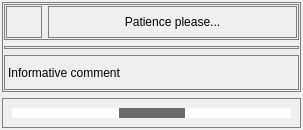
Before: the Qt Designer form gui/load_screen.ui in oluatomi/TimetableGUI_project, drawn with Qt 5.
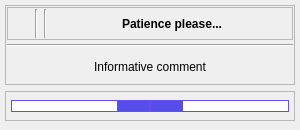
After: the same form once the commit is applied. Icons and pictures are not drawn.

```diff
--- a/gui/load_screen.ui
+++ b/gui/load_screen.ui
@@ -6,30 +6,43 @@
    <rect>
     <x>0</x>
     <y>0</y>
-    <width>303</width>
+    <width>300</width>
     <height>130</height>
    </rect>
   </property>
+  <property name="minimumSize">
+   <size>
+    <width>300</width>
+    <height>130</height>
+   </size>
+  </property>
+  <property name="maximumSize">
+   <size>
+    <width>300</width>
+    <height>130</height>
+   </size>
+  </property>
   <property name="windowTitle">
    <string>Form</string>
   </property>
   <property name="styleSheet">
-   <string notr="true">QFrame{
-	border:0.7px solid #808080;
+   <string notr="true">QWidget[objectName=&quot;Form&quot;]{
+	border:1px solid #000000;
+	background:white;
 }</string>
   </property>
   <layout class="QVBoxLayout" name="verticalLayout">
    <property name="leftMargin">
-    <number>2</number>
+    <number>5</number>
    </property>
    <property name="topMargin">
-    <number>2</number>
+    <number>5</number>
    </property>
    <property name="rightMargin">
-    <number>2</number>
+    <number>5</number>
    </property>
    <property name="bottomMargin">
-    <number>2</number>
+    <number>9</number>
    </property>
    <item>
     <widget class="QFrame" name="frame">
@@ -40,6 +53,9 @@
       <enum>QFrame::Raised</enum>
      </property>
      <layout class="QVBoxLayout" name="verticalLayout_2">
+      <property name="spacing">
+       <number>4</number>
+      </property>
       <property name="leftMargin">
        <number>1</number>
       </property>
@@ -77,8 +93,8 @@
           <widget class="QLabel" name="label">
            <property name="maximumSize">
             <size>
-             <width>36</width>
-             <height>36</height>
+             <width>20</width>
+             <height>20</height>
             </size>
            </property>
            <property name="text">
@@ -93,7 +109,24 @@
           </widget>
          </item>
          <item>
-          <widget class="QLabel" name="label_3">
+          <widget class="Line" name="line_2">
+           <property name="orientation">
+            <enum>Qt::Vertical</enum>
+           </property>
+          </widget>
+         </item>
+         <item>
+          <widget class="Line" name="line_3">
+           <property name="orientation">
+            <enum>Qt::Vertical</enum>
+           </property>
+          </widget>
+         </item>
+         <item>
+          <widget class="QLabel" name="title_of_loading_label">
+           <property name="styleSheet">
+            <string notr="true">font-weight:bold;</string>
+           </property>
            <property name="text">
             <string>Patience please...</string>
            </property>
@@ -120,6 +153,12 @@
         <property name="text">
          <string>Informative comment</string>
         </property>
+        <property name="alignment">
+         <set>Qt::AlignCenter</set>
+        </property>
+        <property name="wordWrap">
+         <bool>true</bool>
+        </property>
        </widget>
       </item>
      </layout>
@@ -136,12 +175,34 @@
      <property name="styleSheet">
       <string notr="true">QProgressBar{
 	background:none;
-	border:none;
+	border:0.5px solid #6b49f5;
 }
 
 QProgressBar::chunk{
-	background:#6a6a6a;
-}</string>
+	background:#554ee9;
+}
+
+QProgressBar[objectName=&quot;progressbar_left&quot;]{
+	border-right: none;
+	border-top-left-radius:6px;
+	border-bottom-left-radius:6px;
+}
+
+QProgressBar[objectName=&quot;progressbar_right&quot;]{
+	border-left: none;
+	border-top-right-radius:6px;
+	border-bottom-right-radius:6px;
+}
+QProgressBar[objectName=&quot;progressbar_right&quot;]::chunk{
+	border-top-right-radius:5px;
+	border-bottom-right-radius:5px;
+}
+
+QProgressBar[objectName=&quot;progressbar_left&quot;]::chunk{
+	border-top-left-radius:5px;
+	border-bottom-left-radius:5px;
+}
+</string>
      </property>
      <property name="frameShape">
       <enum>QFrame::StyledPanel</enum>
@@ -153,11 +214,32 @@
       <property name="spacing">
        <number>0</number>
       </property>
+      <property name="leftMargin">
+       <number>5</number>
+      </property>
+      <property name="topMargin">
+       <number>5</number>
+      </property>
       <property name="rightMargin">
-       <number>9</number>
+       <number>5</number>
+      </property>
+      <property name="bottomMargin">
+       <number>5</number>
       </property>
       <item>
-       <widget class="QProgressBar" name="progressBar">
+       <widget class="QProgressBar" name="progressbar_left">
+        <property name="minimumSize">
+         <size>
+          <width>0</width>
+          <height>12</height>
+         </size>
+        </property>
+        <property name="maximumSize">
+         <size>
+          <width>16777215</width>
+          <height>12</height>
+         </size>
+        </property>
         <property name="value">
          <number>24</number>
         </property>
@@ -170,7 +252,19 @@
        </widget>
       </item>
       <item>
-       <widget class="QProgressBar" name="progressBar_2">
+       <widget class="QProgressBar" name="progressbar_right">
+        <property name="minimumSize">
+         <size>
+          <width>0</width>
+          <height>12</height>
+         </size>
+        </property>
+        <property name="maximumSize">
+         <size>
+          <width>16777215</width>
+          <height>12</height>
+         </size>
+        </property>
         <property name="value">
          <number>24</number>
         </property>
```
Left out of the diff: 2 changed lines with no effect on the pictures.
